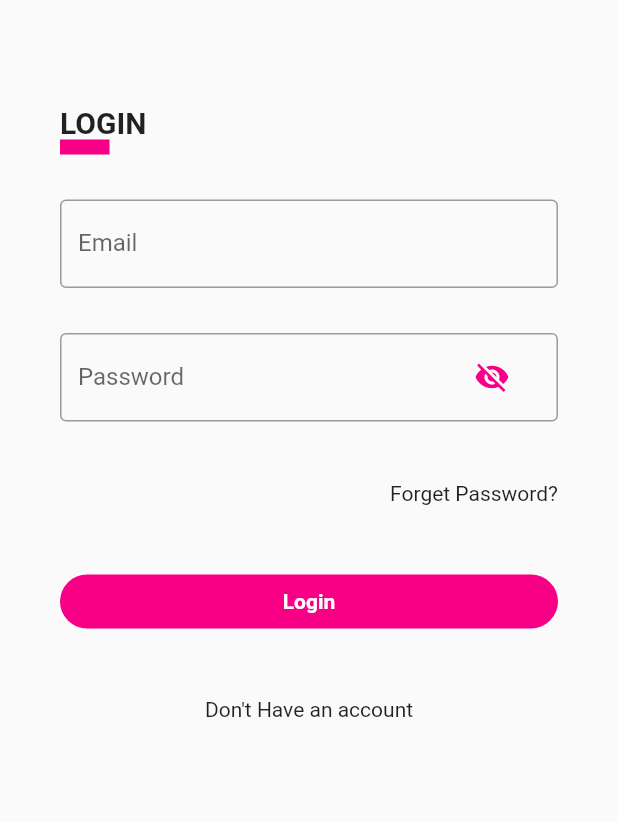
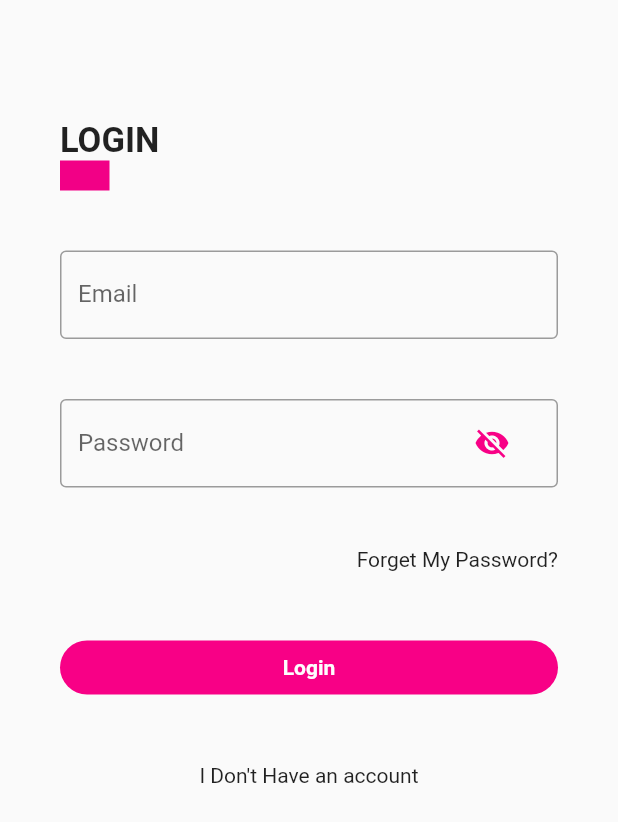
Before and after one commit to harshitnariya8/Flutter_LoginPage, a Flutter app: the screen it shows after launch, after a tap on "Login", on a phone screen of 412 x 824 dp. Shown: the top 822 px of the screen. Run offline on Flutter 3.47's test engine with Material 2 defaults, Android fonts, the phone set to English and light mode, and no system bars; missing offline and left inert: dart:ffi.

Commit message:
Update main.dart
second

```diff
--- a/lib/main.dart
+++ b/lib/main.dart
@@ -55,24 +55,24 @@ class _MyHomePageState extends State<MyHomePage> {
         crossAxisAlignment: CrossAxisAlignment.start,
         children: <Widget>[
           SizedBox(
-            height: 30,
+            height: 40,
           ),
           Text(
             "LOGIN",
-            style: TextStyle(fontSize: 20, fontWeight: FontWeight.bold),
+            style: TextStyle(fontSize: 23, fontWeight: FontWeight.bold),
           ),
           Column(
             mainAxisAlignment: MainAxisAlignment.end,
             children: [
               Container(
-                height: 10,
+                height: 20,
                 width: 33,
-                color: Color.fromRGBO(247, 0, 134, 1),
+                color: Color.fromRGBO(242, 0, 134, 1),
               ),
             ],
           ),
           SizedBox(
-            height: 30,
+            height: 40,
           ),
           TextField(
             cursorColor: primary,
@@ -84,7 +84,7 @@ class _MyHomePageState extends State<MyHomePage> {
             ),
           ),
           SizedBox(
-            height: 30,
+            height: 40,
           ),
           TextField(
             obscureText: !isShowPassword,
@@ -114,7 +114,7 @@ class _MyHomePageState extends State<MyHomePage> {
               forget();
             }),
             child: Align(
-              child: Text("Forget Password?"),
+              child: Text("Forget My Password?"),
               alignment: Alignment.bottomRight,
             ),
           ),
@@ -129,7 +129,7 @@ class _MyHomePageState extends State<MyHomePage> {
                 shape: RoundedRectangleBorder(
                     borderRadius: BorderRadius.circular(20)),
                 onPressed: () {
-                  print("login action");
+                  print("login action aproved");
                 },
                 child: Text(
                   "Login",
@@ -147,7 +147,7 @@ class _MyHomePageState extends State<MyHomePage> {
             onTap: (() {
               get();
             }),
-            child: Align(child: Text("Don't Have an account")),
+            child: Align(child: Text("I Don't Have an account")),
           )
         ],
       ),
```
